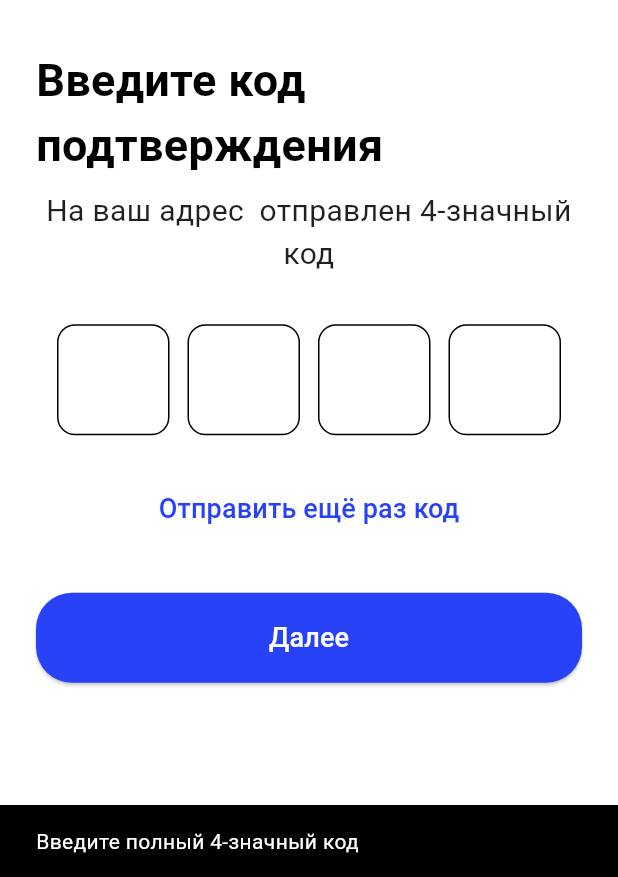
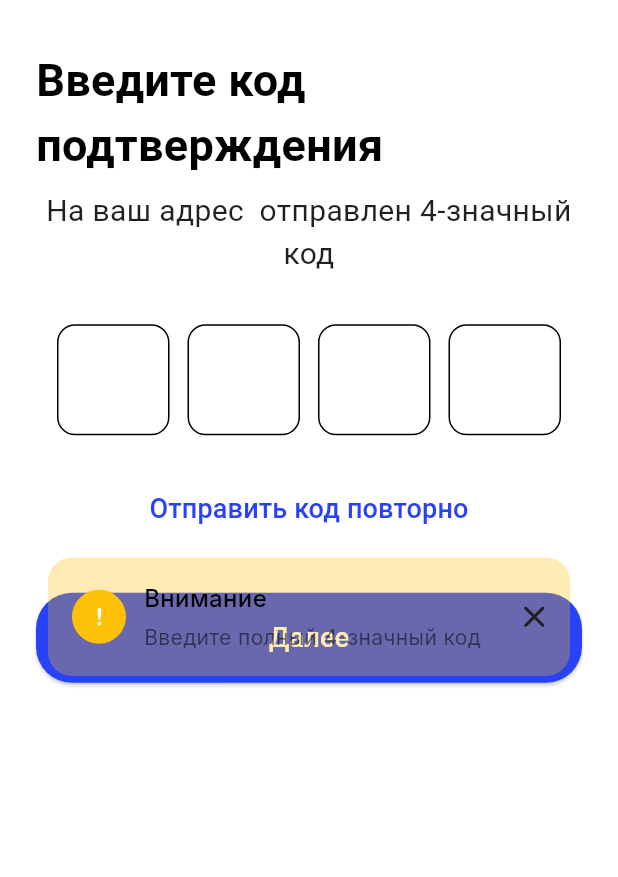
Before and after one commit to TP-Jobsy/jobsy-admin, a Flutter app: the ConfirmScreen screen opened directly with empty values, after a tap on "Далее", on a phone screen of 412 x 824 dp, the part 359-1236 px from its top. Run offline on Flutter 3.47's test engine with Material 3 defaults, Android fonts, the phone set to English and light mode, and no system bars; our stand-ins replace cached_network_image, flutter_secure_storage, flutter_svg; accounts and stored records are empty; network calls fail; Roboto replaces fonts that are missing (Inter).

Commit message:
feat: fix error snackbar

```diff
--- a/lib/pages/confirm_screen.dart
+++ b/lib/pages/confirm_screen.dart
@@ -2,6 +2,7 @@ import 'package:flutter/material.dart';
 import 'package:flutter_svg/flutter_svg.dart';
 import 'package:provider/provider.dart';
 
+import '../model/error_snackbar.dart';
 import '../provider/auth_provider.dart';
 import '../util/palette.dart';
 import '../util/routes.dart';
@@ -69,8 +70,11 @@ class _ConfirmScreenState extends State<ConfirmScreen> {
   Future<void> _confirm() async {
     final code = _codeCtrls.map((c) => c.text).join();
     if (code.length < 4) {
-      ScaffoldMessenger.of(context).showSnackBar(
-        const SnackBar(content: Text('Введите полный 4-значный код')),
+      ErrorSnackbar.show(
+        context,
+        type: ErrorType.warning,
+        title: 'Внимание',
+        message: 'Введите полный 4-значный код',
       );
       return;
     }
@@ -80,8 +84,11 @@ class _ConfirmScreenState extends State<ConfirmScreen> {
       await context.read<AdminAuthProvider>().confirmCode(widget.email, code);
       Navigator.of(context).pushReplacementNamed(Routes.users);
     } catch (e) {
-      ScaffoldMessenger.of(context).showSnackBar(
-        SnackBar(content: Text('Ошибка подтверждения: ${e.toString()}')),
+      ErrorSnackbar.show(
+        context,
+        type: ErrorType.error,
+        title: 'Ошибка подтверждения',
+        message:  e.toString(),
       );
     } finally {
       setState(() => _loading = false);
@@ -91,16 +98,21 @@ class _ConfirmScreenState extends State<ConfirmScreen> {
   Future<void> _resendCode() async {
     setState(() => _resending = true);
     try {
-      final resp =
       await context.read<AdminAuthProvider>().requestCode(widget.email);
-      ScaffoldMessenger.of(context).showSnackBar(
-        SnackBar(content: Text(resp.message)),
+      ErrorSnackbar.show(
+        context,
+        type: ErrorType.success,
+        title: 'Успех',
+        message: 'Код отправлен',
       );
       for (var c in _codeCtrls) c.clear();
       _focusNodes[0].requestFocus();
     } catch (e) {
-      ScaffoldMessenger.of(context).showSnackBar(
-        SnackBar(content: Text('Не удалось выслать код: ${e.toString()}')),
+      ErrorSnackbar.show(
+        context,
+        type: ErrorType.error,
+        title: 'Не удалось выслать код',
+        message:  e.toString(),
       );
     } finally {
       setState(() => _resending = false);
@@ -159,7 +171,7 @@ class _ConfirmScreenState extends State<ConfirmScreen> {
                             child: _resending
                                 ? const CircularProgressIndicator()
                                 : const Text(
-                              'Отправить ещё раз код',
+                              'Отправить код повторно',
                               style: TextStyle(
                                   color: Palette.primary,
                                   fontSize: 18,
```
